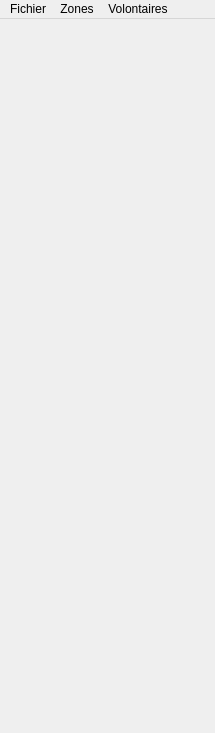
This is logiciel/carte-qt/mainwindow.ui in s0lstice/oculometre as Qt 5 draws it before an edit. The edited form follows.
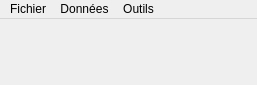
This is the edited form.

Diff of the .ui file:
```diff
--- a/logiciel/carte-qt/mainwindow.ui
+++ b/logiciel/carte-qt/mainwindow.ui
@@ -6,8 +6,8 @@
    <rect>
     <x>0</x>
     <y>0</y>
-    <width>215</width>
-    <height>733</height>
+    <width>257</width>
+    <height>85</height>
    </rect>
   </property>
   <property name="windowTitle">
@@ -31,7 +31,7 @@
     <rect>
      <x>0</x>
      <y>0</y>
-     <width>215</width>
+     <width>257</width>
      <height>25</height>
     </rect>
    </property>
@@ -41,23 +41,22 @@
     </property>
     <addaction name="actionQuiter"/>
    </widget>
-   <widget class="QMenu" name="menuZones">
+   <widget class="QMenu" name="menuDonnees">
     <property name="title">
-     <string>Zones</string>
+     <string>Données</string>
     </property>
     <addaction name="actionCharger_une_carte"/>
-    <addaction name="actionAnaliser_la_carte"/>
-   </widget>
-   <widget class="QMenu" name="menuVolontaires">
-    <property name="title">
-     <string>Volontaires</string>
-    </property>
     <addaction name="actionCharger_des_volontaires"/>
+   </widget>
+   <widget class="QMenu" name="menuOutils">
+    <property name="title">
+     <string>Outils</string>
+    </property>
     <addaction name="actionGestion_des_volontaires"/>
    </widget>
    <addaction name="menuFichier"/>
-   <addaction name="menuZones"/>
-   <addaction name="menuVolontaires"/>
+   <addaction name="menuDonnees"/>
+   <addaction name="menuOutils"/>
   </widget>
   <action name="actionCharger_une_carte">
    <property name="text">
```
Left out of the diff: 8 changed lines with no effect on the pictures.
